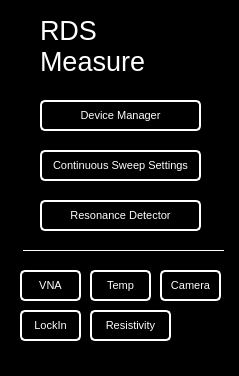
Before: the Qt Designer form rds_master.ui in floriantheuss/RDS_measure, drawn with Qt 5.
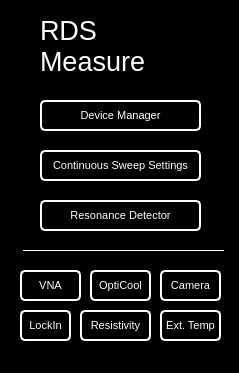
After: the same form once the commit is applied.

Commit message: add opticool and make related changes

What changed in the file:
```diff
--- a/rds_master.ui
+++ b/rds_master.ui
@@ -7,7 +7,7 @@
     <x>0</x>
     <y>0</y>
     <width>239</width>
-    <height>376</height>
+    <height>373</height>
    </rect>
   </property>
   <property name="windowTitle">
@@ -134,8 +134,8 @@
    <widget class="QPushButton" name="tempControlButton">
     <property name="geometry">
      <rect>
-      <x>90</x>
-      <y>270</y>
+      <x>160</x>
+      <y>310</y>
       <width>61</width>
       <height>31</height>
      </rect>
@@ -157,7 +157,7 @@
 font: 8pt &quot;Arial&quot;;</string>
     </property>
     <property name="text">
-     <string>Temp</string>
+     <string>Ext. Temp</string>
     </property>
    </widget>
    <widget class="QPushButton" name="vnaMonitorButton">
@@ -240,7 +240,7 @@
      <rect>
       <x>20</x>
       <y>310</y>
-      <width>61</width>
+      <width>51</width>
       <height>31</height>
      </rect>
     </property>
@@ -267,9 +267,9 @@
    <widget class="QPushButton" name="resistivityButton">
     <property name="geometry">
      <rect>
-      <x>90</x>
+      <x>80</x>
       <y>310</y>
-      <width>81</width>
+      <width>71</width>
       <height>31</height>
      </rect>
     </property>
@@ -293,6 +293,35 @@
      <string>Resistivity</string>
     </property>
    </widget>
+   <widget class="QPushButton" name="opticoolButton">
+    <property name="geometry">
+     <rect>
+      <x>90</x>
+      <y>270</y>
+      <width>61</width>
+      <height>31</height>
+     </rect>
+    </property>
+    <property name="font">
+     <font>
+      <family>Arial</family>
+      <pointsize>8</pointsize>
+      <weight>50</weight>
+      <italic>false</italic>
+      <bold>false</bold>
+     </font>
+    </property>
+    <property name="styleSheet">
+     <string notr="true">background-color:rgb(0, 0, 0);
+color:rgb(255, 255, 255);
+border: 2px solid rgb(255, 255, 255);
+border-radius: 5px;
+font: 8pt &quot;Arial&quot;;</string>
+    </property>
+    <property name="text">
+     <string>OptiCool</string>
+    </property>
+   </widget>
   </widget>
   <widget class="QMenuBar" name="menubar">
    <property name="geometry">
```
The commit also changes 7 other files.
